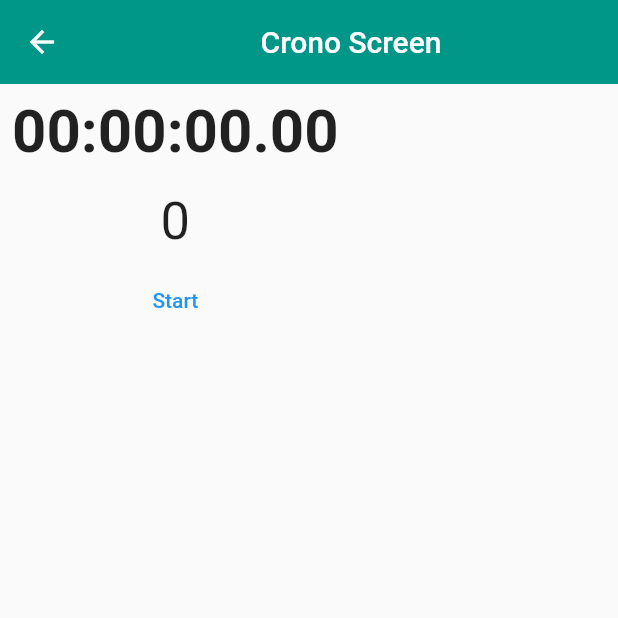
After one commit to hadez2505/dosificacion_getx45, a Flutter app: the CronoScreen screen opened by its route, on a phone screen of 412 x 824 dp, the top half of it. The commit adds this screen. Run offline on Flutter 3.47's test engine with Material 2 defaults, Android fonts, the phone set to English and light mode, and no system bars; our stand-ins replace get, stop_watch_timer; Roboto replaces fonts that are missing (Helvetica).

Commit message:
Commit Windows

```diff
--- a/dosificacion/lib/app/core/utils/bindings.dart
+++ b/dosificacion/lib/app/core/utils/bindings.dart
@@ -1,5 +1,5 @@
-
 export 'package:dosificacion/app/modules/absorcion/absorcion_binding.dart';
+export 'package:dosificacion/app/modules/crono/crono_binding.dart';
 export 'package:dosificacion/app/modules/cuagulacion/cuagulacion_binding.dart';
 export 'package:dosificacion/app/modules/desinfeccion/desinfeccion_binding.dart';
 export 'package:dosificacion/app/modules/dosificacion/dosificacion_binding.dart';
--- a/dosificacion/lib/app/core/utils/screens.dart
+++ b/dosificacion/lib/app/core/utils/screens.dart
@@ -1,5 +1,5 @@
-
 export 'package:dosificacion/app/modules/absorcion/absorcion_screen.dart';
+export 'package:dosificacion/app/modules/crono/crono_screen.dart';
 export 'package:dosificacion/app/modules/cuagulacion/cuagulacion_screen.dart';
 export 'package:dosificacion/app/modules/desinfeccion/desinfeccion_screen.dart';
 export 'package:dosificacion/app/modules/dosificacion/dosificacion_screen.dart';
--- /dev/null
+++ b/dosificacion/lib/app/modules/crono/crono_binding.dart
@@ -0,0 +1,11 @@
+import 'package:get/get.dart';
+
+import 'package:dosificacion/app/modules/crono/crono_controller.dart';
+
+class CronoBinding implements Bindings {
+
+  @override
+  void dependencies() {
+  Get.lazyPut<CronoController>(() => CronoController());
+  }
+}
--- /dev/null
+++ b/dosificacion/lib/app/modules/crono/crono_controller.dart
@@ -0,0 +1,15 @@
+import 'package:get/get.dart';
+import 'package:stop_watch_timer/stop_watch_timer.dart';
+
+class CronoController extends GetxController {
+  final _stopwatch = StopWatchTimer(mode: StopWatchMode.countUp);
+  var raw = 0.obs;
+
+  void setRaw() {
+    raw.value = _stopwatch.rawTime.value;
+  }
+
+  get stopwatch => _stopwatch;
+
+  void start() => _stopwatch.onExecute.add(StopWatchExecute.start);
+}
--- /dev/null
+++ b/dosificacion/lib/app/modules/crono/crono_screen.dart
@@ -0,0 +1,54 @@
+import 'package:dosificacion/app/modules/crono/crono_controller.dart';
+import 'package:flutter/material.dart';
+import 'package:get/get.dart';
+import 'package:stop_watch_timer/stop_watch_timer.dart';
+
+class CronoScreen extends StatelessWidget {
+  const CronoScreen({Key? key}) : super(key: key);
+
+  @override
+  Widget build(BuildContext context) {
+    return Scaffold(
+      appBar: AppBar(title: const Center(child: Text('Crono Screen'))),
+      body: GetBuilder<CronoController>(builder: (_) {
+        return StreamBuilder<int>(
+          stream: _.stopwatch.rawTime,
+          initialData: _.stopwatch.rawTime.value,
+          builder: (context, snap) {
+            final value = snap.data!;
+            final displayTime =
+                StopWatchTimer.getDisplayTime(value, hours: true);
+            return Column(
+              children: <Widget>[
+                Padding(
+                  padding: const EdgeInsets.all(8),
+                  child: Text(
+                    displayTime,
+                    style: const TextStyle(
+                        fontSize: 40,
+                        fontFamily: 'Helvetica',
+                        fontWeight: FontWeight.bold),
+                  ),
+                ),
+                Padding(
+                  padding: const EdgeInsets.all(8),
+                  child: Text(
+                    value.toString(),
+                    style: const TextStyle(
+                        fontSize: 35,
+                        fontFamily: 'Helvetica',
+                        fontWeight: FontWeight.w400),
+                  ),
+                ),
+                TextButton(
+            onPressed: () => _.stopwatch.onExecute.add(StopWatchExecute.start),
+            child: Text('Start'))
+              ],
+            );
+          },
+        );
+        ;
+      }),
+    );
+  }
+}
--- a/dosificacion/lib/app/routes/dosificacion_route.dart
+++ b/dosificacion/lib/app/routes/dosificacion_route.dart
@@ -9,12 +9,13 @@ class DosificacionRoute {
   static const initialRoute = '/';
 
   static final menuDosificacionOptions = <MenuDosificacionOptionsModel> [
-    MenuDosificacionOptionsModel(route: '/oxidacion',      name: 'OXIDACION',   screen:  OxidacionScreen(),      icon: Icons.invert_colors_on_rounded, binding: OxidacionBinding()),
+    MenuDosificacionOptionsModel(route: '/oxidacion',      name: 'OXIDACION',   screen:  OxidacionScreen(),           icon: Icons.invert_colors_on_rounded, binding: OxidacionBinding()),
     MenuDosificacionOptionsModel(route: '/absorcion',      name: 'CARBON',      screen: const AbsorcionScreen(),      icon: Icons.invert_colors_on_rounded, binding: AbsorcionBinding()),
     MenuDosificacionOptionsModel(route: '/cuagulacion',    name: 'PAC',         screen: const CuagualacionScreen(),   icon: Icons.invert_colors_on_rounded, binding: CuagulacionBinding()),
     MenuDosificacionOptionsModel(route: '/floculacion',    name: 'POLIMERO',    screen: const FloculacionScreen(),    icon: Icons.invert_colors_on_rounded, binding: FloculacionBinding()),
     MenuDosificacionOptionsModel(route: '/estabilizacion', name: 'CAL',         screen: const EstabilizacionScreen(), icon: Icons.invert_colors_on_rounded, binding: EstabilizacionBinding()),
     MenuDosificacionOptionsModel(route: '/desinfeccion',   name: 'HIPOCLORITO', screen: const DesinfeccionScreen(),   icon: Icons.invert_colors_on_rounded, binding: DesinfeccionBinding()),
+    MenuDosificacionOptionsModel(route: '/crono',          name: 'CRONO',       screen: const CronoScreen(),          icon: Icons.invert_colors_on_rounded, binding: CronoBinding()),
   ];
 
   static List<GetPage<dynamic>>? getAppRoutesDosificacion(){
--- a/dosificacion/pubspec.yaml
+++ b/dosificacion/pubspec.yaml
@@ -34,6 +34,7 @@ dependencies:
   # Use with the CupertinoIcons class for iOS style icons.
   cupertino_icons: ^1.0.2
   get:
+  stop_watch_timer: ^1.5.0
 
 dev_dependencies:
   flutter_test:
```
Also changed, not shown: dosificacion/lib/app/modules/crono/crono_repository.dart (added), dosificacion/pubspec.lock.
